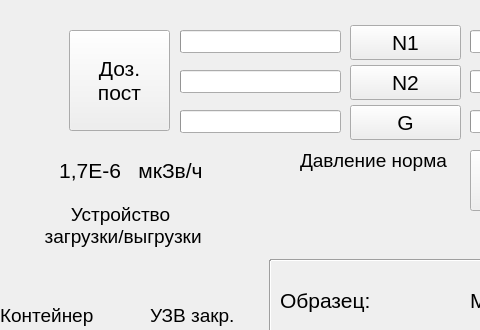
Old version of the form mainwindow.ui in the repository beeleph/PanelRegata2; both pictures show x 0 to 480 and y 0 to 330 of the 1024 by 720 pixel window.
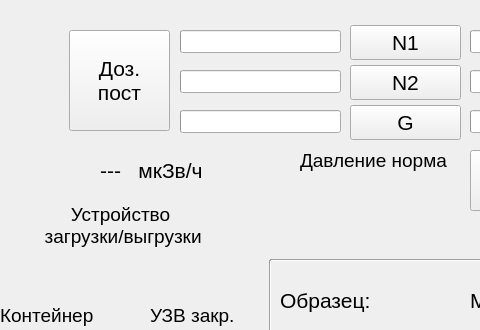
New version of the form. Icons and pictures are not drawn. Custom widgets are drawn as their Qt base class.

Commit message:
+doze info working.
doze string format updated
-errors when sample is going backwards too long.
checkAutoReturnTimer greatly decreased

```diff
--- a/mainwindow.ui
+++ b/mainwindow.ui
@@ -1712,9 +1712,9 @@
    <widget class="QLabel" name="label_3">
     <property name="geometry">
      <rect>
-      <x>40</x>
+      <x>10</x>
       <y>150</y>
-      <width>81</width>
+      <width>111</width>
       <height>41</height>
      </rect>
     </property>
@@ -1728,7 +1728,7 @@
      <string notr="true"/>
     </property>
     <property name="text">
-     <string>1,7E-6</string>
+     <string>---</string>
     </property>
     <property name="alignment">
      <set>Qt::AlignRight|Qt::AlignTrailing|Qt::AlignVCenter</set>
```
The commit also changes 2 other files.
